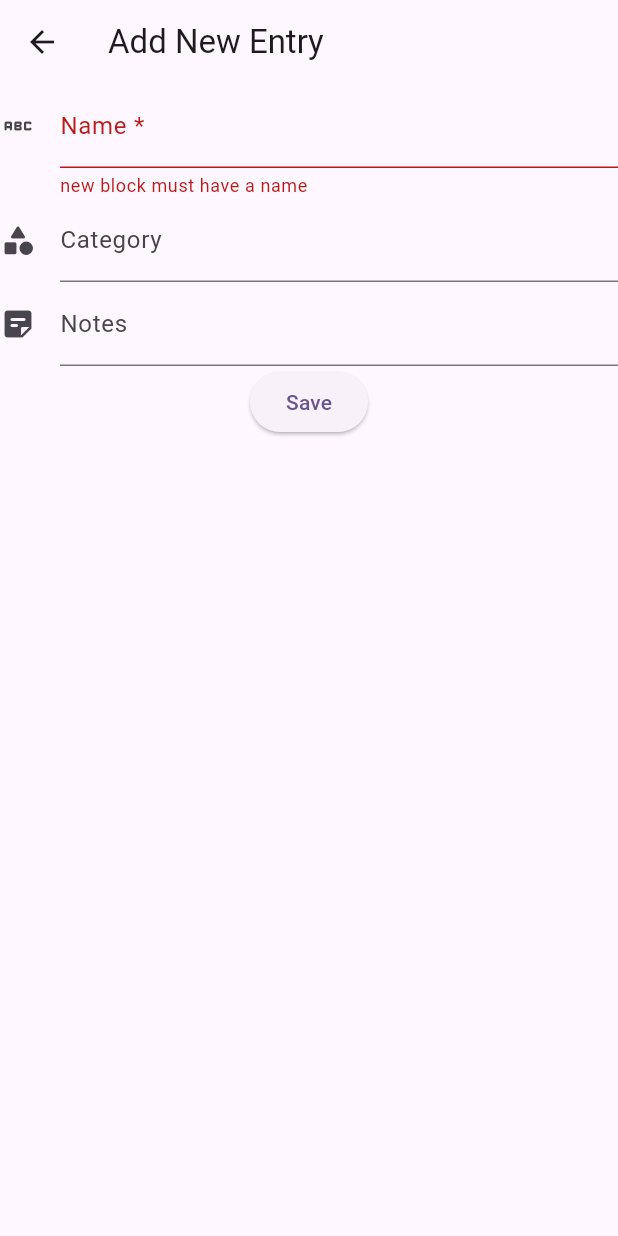
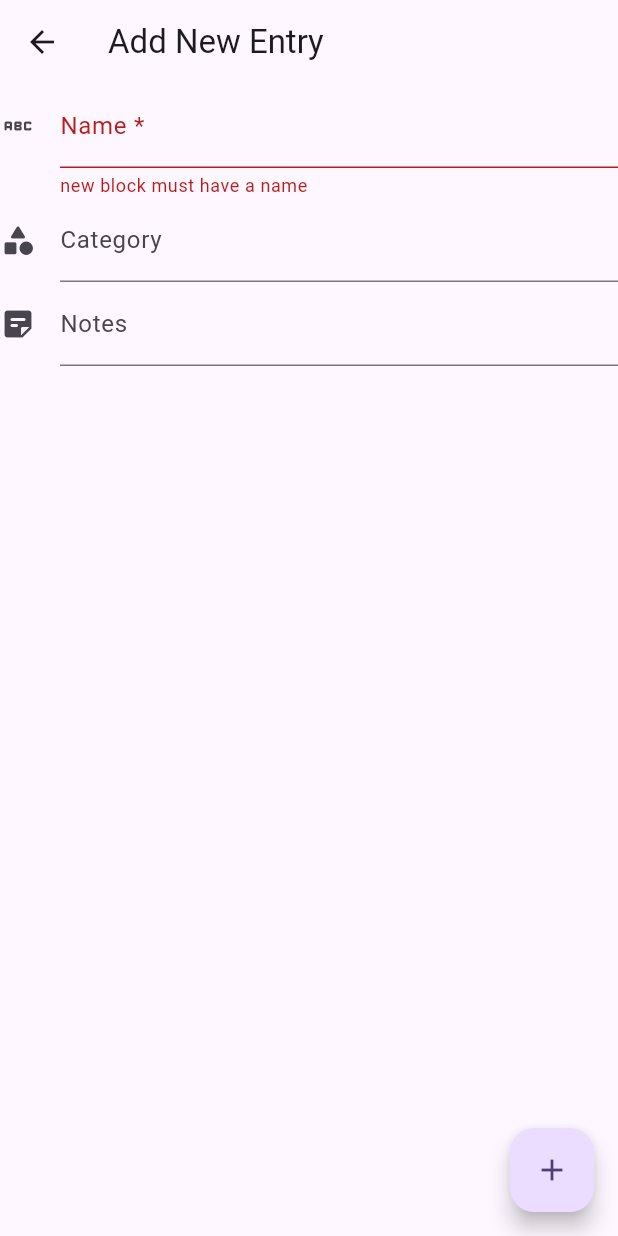
Before and after one commit to nnyjan02426/Schedrag, a Flutter app: the screen it shows after launch, item 2 of the bottom bar chosen, after a tap on the "add" icon, on a phone screen of 412 x 824 dp. Run offline on Flutter 3.47's test engine with Material 3 defaults, Android fonts, the light colour scheme and no system bars; our stand-ins replace sqflite_common_ffi; accounts and stored records are empty.

Commit message:
minor fixes

```diff
--- a/lib/presentation/pages/todo.dart
+++ b/lib/presentation/pages/todo.dart
@@ -46,7 +46,7 @@ class _TodoPageState extends State<TodoPage> {
               Navigator.push(
                   context,
                   MaterialPageRoute(
-                    builder: (context) => AddDataPage(db: timeblocksdb),
+                    builder: (context) => EntryForm(db: timeblocksdb),
                   ));
             },
             child: const Icon(Icons.add),
--- a/lib/presentation/widgets/add_data.dart
+++ b/lib/presentation/widgets/add_data.dart
@@ -1,20 +1,5 @@
 import 'package:flutter/material.dart';
 import 'package:schedrag/data/models/child_blocks.dart';
-
-class AddDataPage extends StatelessWidget {
-  final TimeBlocksDb? db;
-  const AddDataPage({super.key, required this.db});
-
-  @override
-  Widget build(context) {
-    return Scaffold(
-      appBar: AppBar(
-        title: const Text("Add New Entry"),
-      ),
-      body: EntryForm(db: db),
-    );
-  }
-}
 
 class EntryForm extends StatefulWidget {
   final TimeBlocksDb? db;
@@ -43,7 +28,11 @@ class _EntryFormState extends State<EntryForm> {
 
   @override
   Widget build(context) {
-    return Form(
+    return Scaffold(
+      appBar: AppBar(
+        title: const Text("Add New Entry"),
+      ),
+      body: Form(
         key: _formKey,
         child: Column(
           children: [
@@ -74,7 +63,10 @@ class _EntryFormState extends State<EntryForm> {
               ),
               controller: _notesController,
             ),
-            ElevatedButton(
+          ],
+        ),
+      ),
+      floatingActionButton: FloatingActionButton(
         onPressed: () {
           if (db != null && _formKey.currentState!.validate()) {
             db?.insert(TimeBlock.detail(
@@ -84,9 +76,8 @@ class _EntryFormState extends State<EntryForm> {
             Navigator.pop(context);
           }
         },
-              child: const Text('Save'),
+        child: const Icon(Icons.add),
       ),
-          ],
-        ));
+    );
   }
 }
```
Lines whose indentation alone changed are shown as unchanged.
